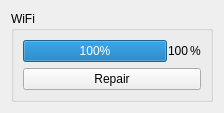
The window that ui/Wifi.ui (argenortega/AUI) describes before a commit, drawn with Qt 5.
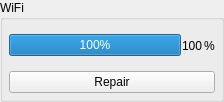
The same window after the commit.

Diff of the .ui file:
```diff
--- a/ui/Wifi.ui
+++ b/ui/Wifi.ui
@@ -7,19 +7,25 @@
     <x>0</x>
     <y>0</y>
     <width>224</width>
-    <height>112</height>
+    <height>102</height>
    </rect>
   </property>
   <property name="windowTitle">
    <string>Form</string>
   </property>
   <layout class="QHBoxLayout" name="horizontalLayout_2">
+   <property name="margin">
+    <number>0</number>
+   </property>
    <item>
     <widget class="QGroupBox" name="wifiLevel">
      <property name="title">
       <string>WiFi</string>
      </property>
      <layout class="QVBoxLayout" name="wifiLayout">
+      <property name="margin">
+       <number>6</number>
+      </property>
       <item>
        <layout class="QHBoxLayout" name="wifiBoxLevel">
         <property name="spacing">
```
